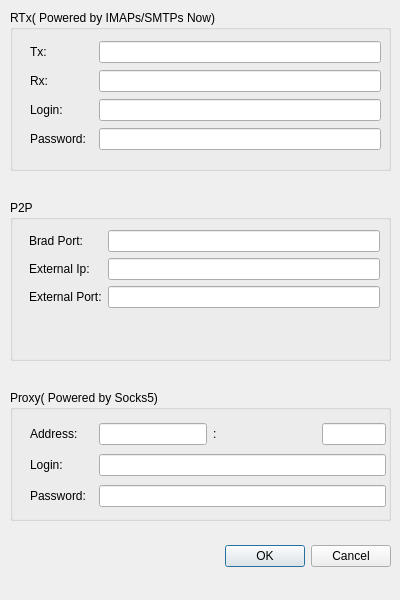
The window that qt/netoptdialog.ui (bitbaba/bitmail) describes before a commit, drawn with Qt 5.
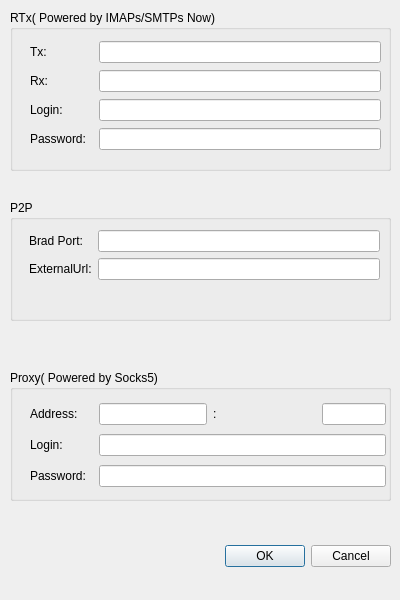
The same window after the commit.

Commit message: qt: use extUrl instead of extIp:extPort;

Patch:
```diff
--- a/qt/netoptdialog.ui
+++ b/qt/netoptdialog.ui
@@ -155,7 +155,7 @@
    <property name="geometry">
     <rect>
      <x>10</x>
-     <y>390</y>
+     <y>370</y>
      <width>381</width>
      <height>131</height>
     </rect>
@@ -281,7 +281,7 @@
      <x>10</x>
      <y>200</y>
      <width>381</width>
-     <height>161</height>
+     <height>121</height>
     </rect>
    </property>
    <property name="title">
@@ -293,7 +293,7 @@
       <x>19</x>
       <y>30</y>
       <width>351</width>
-      <height>108</height>
+      <height>61</height>
      </rect>
     </property>
     <layout class="QFormLayout" name="formLayout">
@@ -307,25 +307,15 @@
      <item row="0" column="1">
       <widget class="QLineEdit" name="leBradPort"/>
      </item>
-     <item row="2" column="0">
-      <widget class="QLabel" name="lblBradExtPort">
-       <property name="text">
-        <string>External Port:</string>
-       </property>
-      </widget>
-     </item>
      <item row="1" column="0">
       <widget class="QLabel" name="lblBradExtIp">
        <property name="text">
-        <string>External Ip:</string>
+        <string>ExternalUrl:</string>
        </property>
       </widget>
      </item>
      <item row="1" column="1">
-      <widget class="QLineEdit" name="leBradExtIp"/>
-     </item>
-     <item row="2" column="1">
-      <widget class="QLineEdit" name="leBradExtPort"/>
+      <widget class="QLineEdit" name="leBradExtUrl"/>
      </item>
     </layout>
    </widget>
```
The commit also changes 4 other files.
